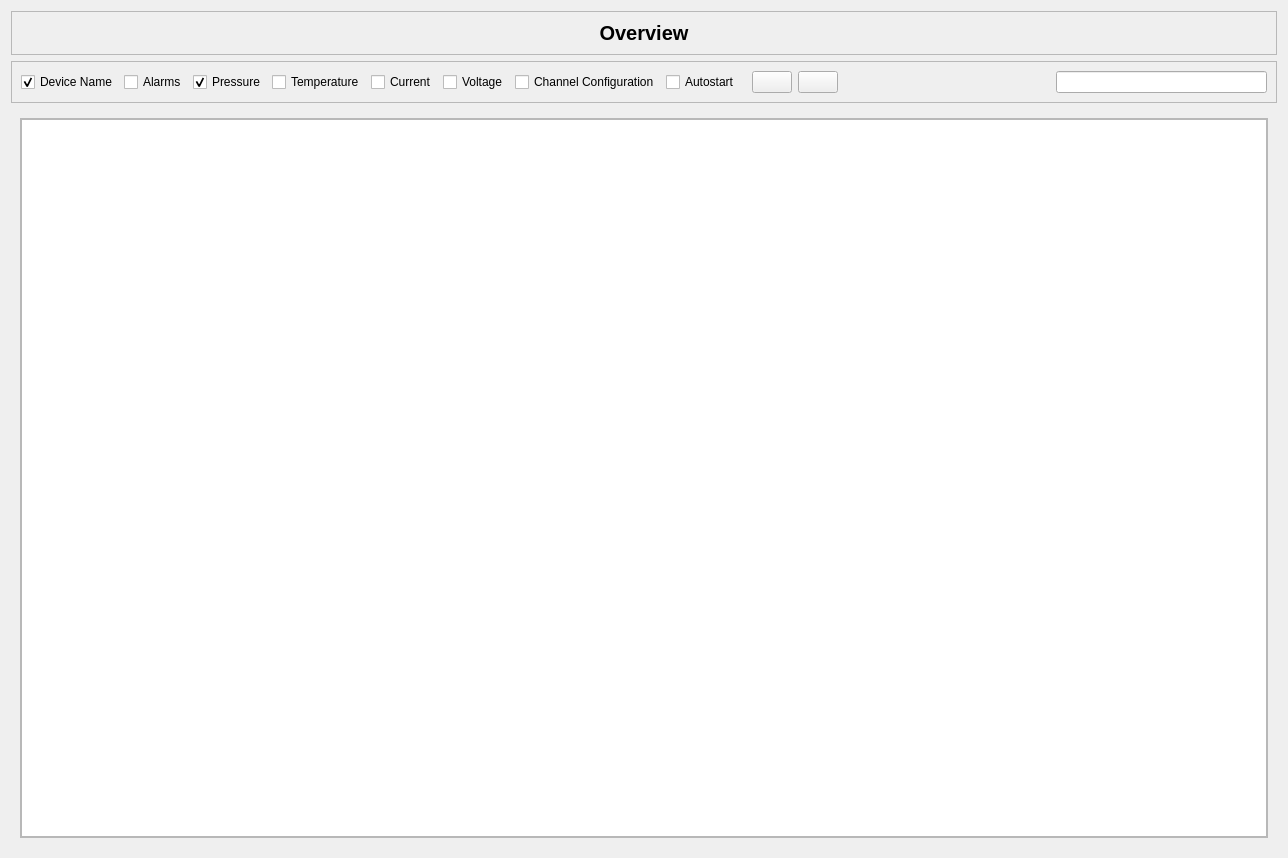
Qt form ui/agilent4uhv/main.ui (lnls-sirius/pydm-opi) before a commit.
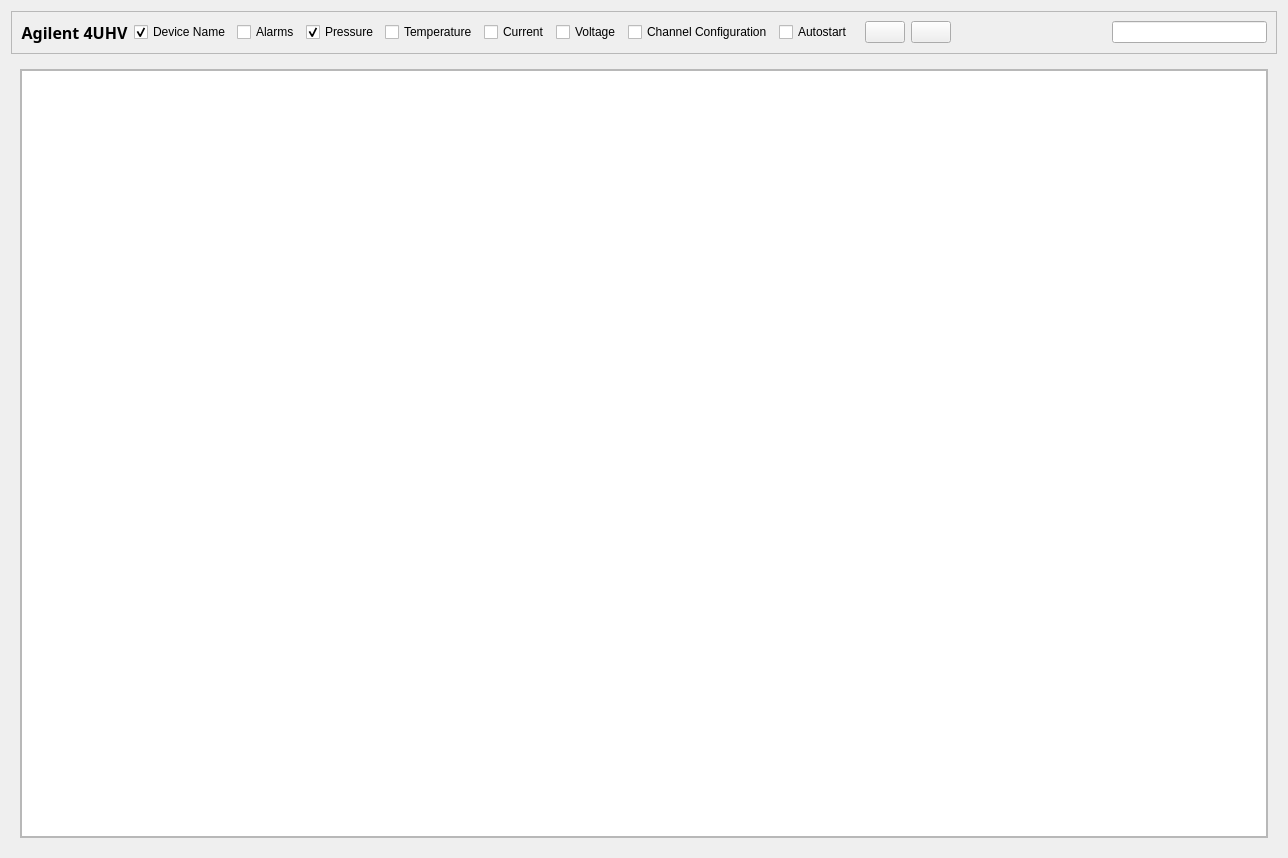
The same form after that commit. Custom widgets are drawn as their Qt base class.

Commit message: ui: better screen space usage.

```diff
--- a/ui/agilent4uhv/main.ui
+++ b/ui/agilent4uhv/main.ui
@@ -14,7 +14,7 @@
    <string>Form</string>
   </property>
   <layout class="QGridLayout" name="gridLayout_2">
-   <item row="2" column="0">
+   <item row="1" column="0">
     <widget class="QWidget" name="widget_2" native="true">
      <layout class="QGridLayout" name="gridLayout">
       <item row="0" column="0">
@@ -27,8 +27,8 @@
           <rect>
            <x>0</x>
            <y>0</y>
-           <width>1260</width>
-           <height>725</height>
+           <width>1248</width>
+           <height>763</height>
           </rect>
          </property>
          <layout class="QGridLayout" name="gridLayout_3">
@@ -55,35 +55,6 @@
     </widget>
    </item>
    <item row="0" column="0">
-    <widget class="QFrame" name="frame_2">
-     <property name="frameShape">
-      <enum>QFrame::StyledPanel</enum>
-     </property>
-     <property name="frameShadow">
-      <enum>QFrame::Raised</enum>
-     </property>
-     <layout class="QGridLayout" name="gridLayout_4">
-      <item row="0" column="0">
-       <widget class="QLabel" name="lbl_title">
-        <property name="font">
-         <font>
-          <pointsize>15</pointsize>
-          <weight>75</weight>
-          <bold>true</bold>
-         </font>
-        </property>
-        <property name="text">
-         <string>Overview</string>
-        </property>
-        <property name="alignment">
-         <set>Qt::AlignCenter</set>
-        </property>
-       </widget>
-      </item>
-     </layout>
-    </widget>
-   </item>
-   <item row="1" column="0">
     <widget class="QFrame" name="frame">
      <property name="frameShape">
       <enum>QFrame::StyledPanel</enum>
@@ -95,66 +66,7 @@
       <number>1</number>
      </property>
      <layout class="QGridLayout" name="gridLayout_11">
-      <item row="0" column="9">
-       <widget class="QWidget" name="widget" native="true"/>
-      </item>
-      <item row="0" column="13">
-       <widget class="QLineEdit" name="tfFilter"/>
-      </item>
-      <item row="0" column="3">
-       <widget class="QCheckBox" name="chTemperature">
-        <property name="text">
-         <string>Temperature</string>
-        </property>
-        <property name="checked">
-         <bool>false</bool>
-        </property>
-       </widget>
-      </item>
-      <item row="0" column="1">
-       <widget class="QCheckBox" name="chAlarms">
-        <property name="text">
-         <string>Alarms</string>
-        </property>
-        <property name="checked">
-         <bool>false</bool>
-        </property>
-       </widget>
-      </item>
-      <item row="0" column="0">
-       <widget class="QCheckBox" name="chDeviceName">
-        <property name="text">
-         <string>Device Name</string>
-        </property>
-        <property name="checked">
-         <bool>true</bool>
-        </property>
-       </widget>
-      </item>
-      <item row="0" column="4">
-       <widget class="QCheckBox" name="chCurrent">
-        <property name="text">
-         <string>Current</string>
-        </property>
-        <property name="checked">
-         <bool>false</bool>
-        </property>
-       </widget>
-      </item>
-      <item row="0" column="12">
-       <spacer name="horizontalSpacer">
-        <property name="orientation">
-         <enum>Qt::Horizontal</enum>
-        </property>
-        <property name="sizeHint" stdset="0">
-         <size>
-          <width>40</width>
-          <height>20</height>
-         </size>
-        </property>
-       </spacer>
-      </item>
-      <item row="0" column="10">
+      <item row="0" column="11">
        <widget class="PyDMPushButton" name="btnNavLeft">
         <property name="toolTip">
          <string/>
@@ -199,7 +111,7 @@
         </property>
        </widget>
       </item>
-      <item row="0" column="6">
+      <item row="0" column="7">
        <widget class="QCheckBox" name="chVoltage">
         <property name="text">
          <string>Voltage</string>
@@ -209,7 +121,7 @@
         </property>
        </widget>
       </item>
-      <item row="0" column="2">
+      <item row="0" column="3">
        <widget class="QCheckBox" name="chPressure">
         <property name="text">
          <string>Pressure</string>
@@ -219,14 +131,14 @@
         </property>
        </widget>
       </item>
-      <item row="0" column="11">
+      <item row="0" column="12">
        <widget class="PyDMPushButton" name="btnNavRight">
         <property name="toolTip">
          <string/>
         </property>
        </widget>
       </item>
-      <item row="0" column="7">
+      <item row="0" column="8">
        <widget class="QCheckBox" name="chChConfig">
         <property name="text">
          <string>Channel Configuration</string>
@@ -236,7 +148,7 @@
         </property>
        </widget>
       </item>
-      <item row="0" column="8">
+      <item row="0" column="9">
        <widget class="QCheckBox" name="chAutostart">
         <property name="text">
          <string>Autostart</string>
@@ -246,6 +158,83 @@
         </property>
        </widget>
       </item>
+      <item row="0" column="4">
+       <widget class="QCheckBox" name="chTemperature">
+        <property name="text">
+         <string>Temperature</string>
+        </property>
+        <property name="checked">
+         <bool>false</bool>
+        </property>
+       </widget>
+      </item>
+      <item row="0" column="2">
+       <widget class="QCheckBox" name="chAlarms">
+        <property name="text">
+         <string>Alarms</string>
+        </property>
+        <property name="checked">
+         <bool>false</bool>
+        </property>
+       </widget>
+      </item>
+      <item row="0" column="1">
+       <widget class="QCheckBox" name="chDeviceName">
+        <property name="text">
+         <string>Device Name</string>
+        </property>
+        <property name="checked">
+         <bool>true</bool>
+        </property>
+       </widget>
+      </item>
+      <item row="0" column="5">
+       <widget class="QCheckBox" name="chCurrent">
+        <property name="text">
+         <string>Current</string>
+        </property>
+        <property name="checked">
+         <bool>false</bool>
+        </property>
+       </widget>
+      </item>
+      <item row="0" column="13">
+       <spacer name="horizontalSpacer">
+        <property name="orientation">
+         <enum>Qt::Horizontal</enum>
+        </property>
+        <property name="sizeHint" stdset="0">
+         <size>
+          <width>40</width>
+          <height>20</height>
+         </size>
+        </property>
+       </spacer>
+      </item>
+      <item row="0" column="14">
+       <widget class="QLineEdit" name="tfFilter"/>
+      </item>
+      <item row="0" column="10">
+       <widget class="QWidget" name="widget" native="true"/>
+      </item>
+      <item row="0" column="0">
+       <widget class="QLabel" name="lbl_title">
+        <property name="font">
+         <font>
+          <family>Sans Serif</family>
+          <pointsize>12</pointsize>
+          <weight>75</weight>
+          <bold>true</bold>
+         </font>
+        </property>
+        <property name="text">
+         <string>Agilent 4UHV</string>
+        </property>
+        <property name="alignment">
+         <set>Qt::AlignCenter</set>
+        </property>
+       </widget>
+      </item>
      </layout>
     </widget>
    </item>
```
The commit also changes 5 other files.
